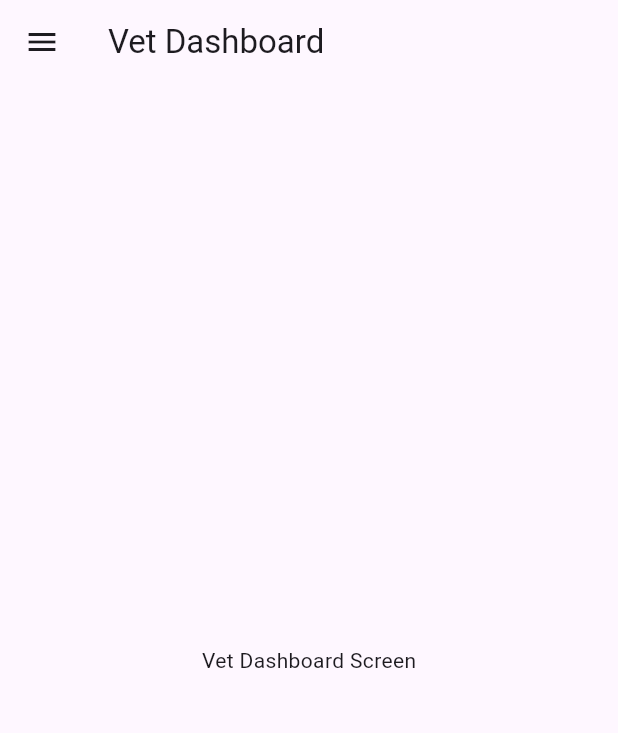
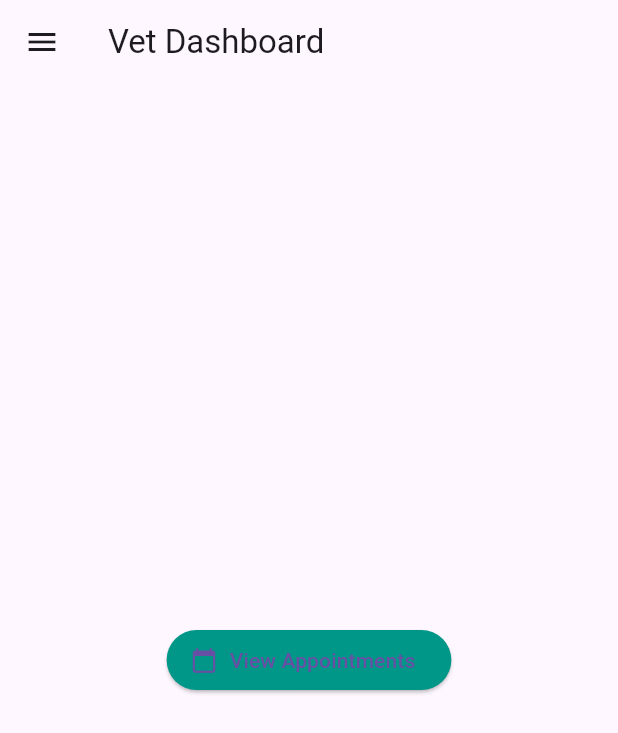
Before and after one commit to VictoryMonk/petshop, a Flutter app: the VetDashboard screen opened directly, on a phone screen of 412 x 824 dp. Shown: the top 733 px of the screen. Run offline on Flutter 3.47's test engine with Material 3 defaults, Android fonts, the phone set to English and light mode, and no system bars; our stand-ins replace image_picker, shared_preferences, sqflite; accounts and stored records are empty.

Commit message:
v4 bug fixing  functionalities

```diff
--- a/lib/screens/main_dashboard_screen.dart
+++ b/lib/screens/main_dashboard_screen.dart
@@ -23,7 +23,9 @@ class _MainDashboardScreenState extends State<MainDashboardScreen> {
       VetDashboard(user: widget.user),
       PetshopDashboard(user: widget.user),
     ];
-    return Scaffold(
+    return WillPopScope(
+      onWillPop: () async => false, // Prevent back navigation
+      child: Scaffold(
         appBar: AppBar(
           title: const Text('Main Dashboard'),
           actions: [
@@ -60,6 +62,7 @@ class _MainDashboardScreenState extends State<MainDashboardScreen> {
             ),
           ],
         ),
+      ),
     );
   }
 }
--- a/lib/screens/vet_dashboard.dart
+++ b/lib/screens/vet_dashboard.dart
@@ -2,6 +2,7 @@ import 'package:flutter/material.dart';
 import '../widgets/custom_app_bar.dart';
 import '../widgets/navigation_drawer.dart';
 import '../models/user.dart';
+import 'vet_appointments_screen.dart';
 
 class VetDashboard extends StatelessWidget {
   final User? user;
@@ -12,7 +13,19 @@ class VetDashboard extends StatelessWidget {
     return Scaffold(
       appBar: CustomAppBar(title: 'Vet Dashboard'),
       drawer: AppDrawer(user: user),
-      body: Center(child: Text('Vet Dashboard Screen')),
+      body: Center(
+        child: ElevatedButton.icon(
+          icon: const Icon(Icons.calendar_today),
+          label: const Text('View Appointments'),
+          style: ElevatedButton.styleFrom(backgroundColor: Colors.teal),
+          onPressed: () {
+            Navigator.push(
+              context,
+              MaterialPageRoute(builder: (_) => const VetAppointmentsScreen()),
+            );
+          },
+        ),
+      ),
     );
   }
 }
```
Also changed, not shown: lib/screens/my_bookings_screen.dart (+18 -1 lines), lib/screens/petshop_dashboard.dart (+29 -3 lines). Lines whose indentation alone changed are shown as unchanged.
